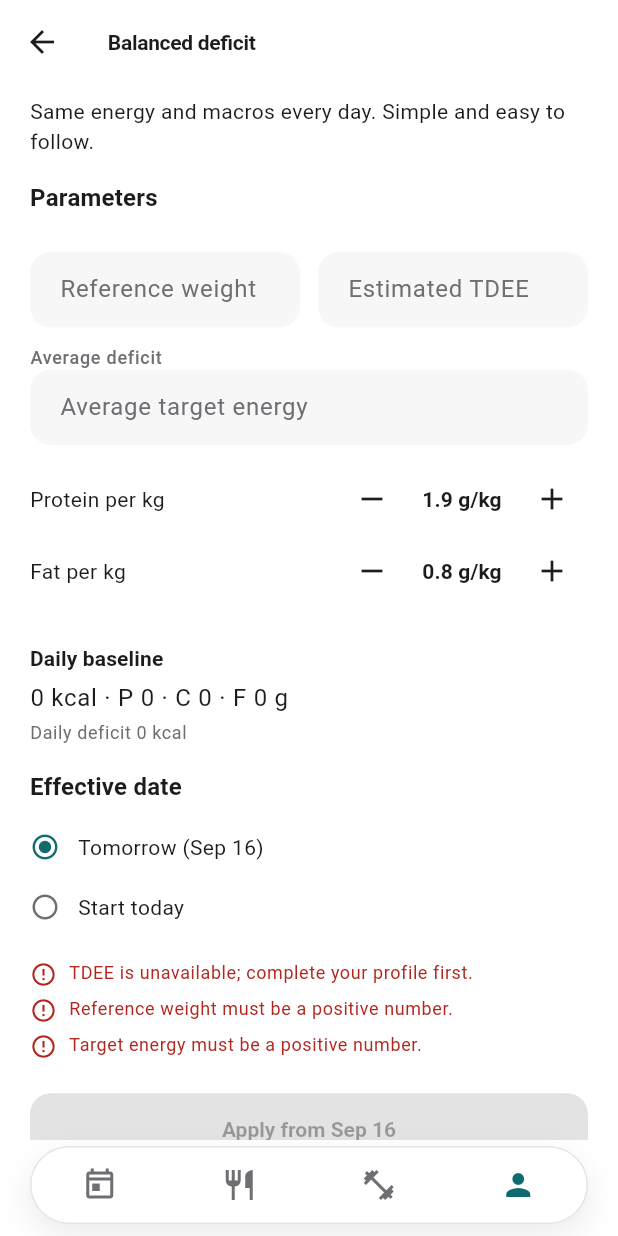
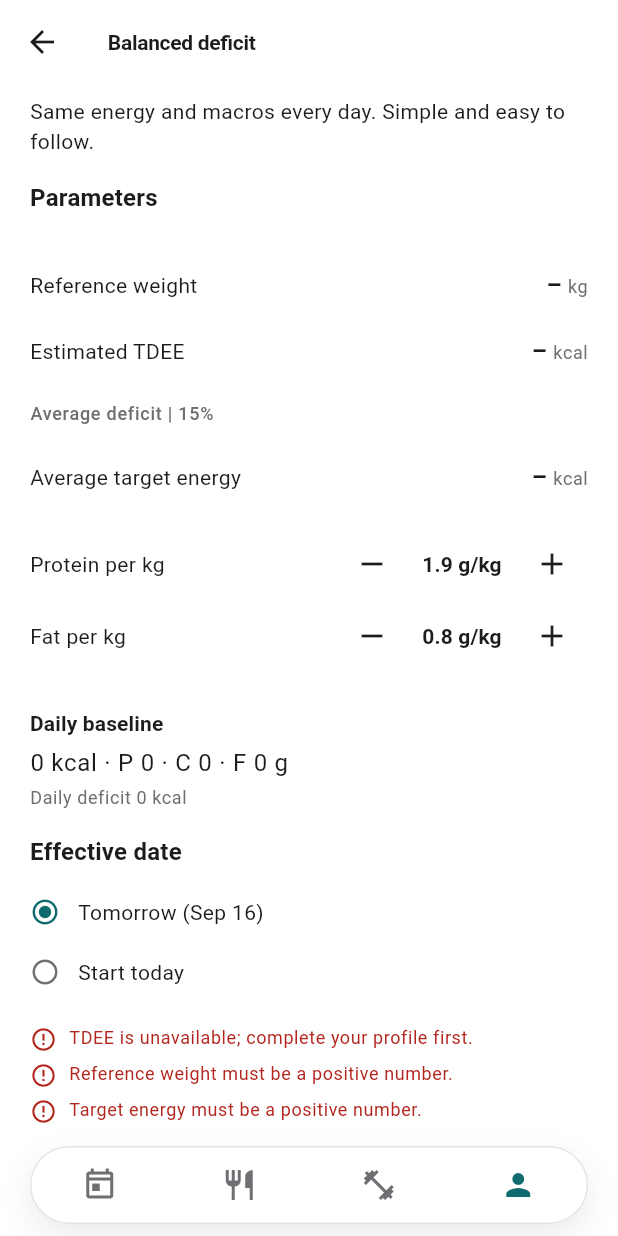
Before and after one commit to Gryvaen/FitnessPlan, a Flutter app: the StrategyConfigurePage screen opened by its route, after a tap on the "remove" icon, on a phone screen of 412 x 824 dp. Run offline on Flutter 3.47's test engine with Material 3 defaults, Android fonts, the phone set to English and light mode, and no system bars; our stand-ins replace drift, file_picker, fl_chart, flutter_local_notifications, flutter_riverpod, go_router and 6 more; missing offline and left inert: health; accounts and stored records are empty; generated files the repository leaves out were written again.

Commit message:
refactor(strategy): 配置页体重/TDEE/目标能量改为只读档案值
Co-authored-by: Cursor <cursoragent@cursor.com>

```diff
--- a/lib/ui/strategy/strategy_configure_page.dart
+++ b/lib/ui/strategy/strategy_configure_page.dart
@@ -28,10 +28,6 @@ class StrategyConfigurePage extends ConsumerStatefulWidget {
 }
 
 class _StrategyConfigurePageState extends ConsumerState<StrategyConfigurePage> {
-  late final TextEditingController _weightCtrl;
-  late final TextEditingController _tdeeCtrl;
-  late final TextEditingController _energyCtrl;
-
   double _deficit = StrategyRules.defaultDeficitFraction;
   double _proteinPerKg = StrategyRules.defaultProteinPerKg;
   double _fatPerKg = StrategyRules.defaultFatPerKg;
@@ -72,30 +68,9 @@ class _StrategyConfigurePageState extends ConsumerState<StrategyConfigurePage> {
     return effective;
   }
 
-  @override
-  void initState() {
-    super.initState();
-    _weightCtrl = TextEditingController();
-    _tdeeCtrl = TextEditingController();
-    _energyCtrl = TextEditingController();
-  }
-
-  @override
-  void dispose() {
-    _weightCtrl.dispose();
-    _tdeeCtrl.dispose();
-    _energyCtrl.dispose();
-    super.dispose();
-  }
-
   void _initFrom(DietStrategyPlan? active) {
     if (_initialised) return;
     _initialised = true;
-    final profile = ref.read(profileProvider);
-    final w = active?.referenceWeightKg ?? profile?.weightKg ?? 0;
-    final t = active?.estimatedTdee ?? profile?.tdee ?? 0;
-    _weightCtrl.text = w > 0 ? w.toStringAsFixed(1) : '';
-    _tdeeCtrl.text = t > 0 ? t.round().toString() : '';
     if (active != null) {
       _deficit = active.deficitFraction.clamp(
         StrategyRules.minDeficitFraction,
@@ -120,36 +95,11 @@ class _StrategyConfigurePageState extends ConsumerState<StrategyConfigurePage> {
         }
       }
     }
-    _syncEnergyFromDeficit();
   }
 
-  /// Carb cycling always reads the reference weight straight from the
-  /// profile (no manual override); other strategies use the editable field.
-  double get _weight => _isCarbCycle
-      ? (ref.read(profileProvider)?.weightKg ?? 0)
-      : double.tryParse(_weightCtrl.text.trim()) ?? 0;
-  double get _tdee => double.tryParse(_tdeeCtrl.text.trim()) ?? 0;
-  double get _energy => double.tryParse(_energyCtrl.text.trim()) ?? 0;
-
-  void _syncEnergyFromDeficit() {
-    final t = _tdee;
-    if (t > 0) {
-      _energyCtrl.text = (t * (1 - _deficit)).round().toString();
-    }
-  }
-
-  void _onEnergyEdited(String raw) {
-    final e = double.tryParse(raw.trim());
-    final t = _tdee;
-    if (e == null || t <= 0) return;
-    final d = 1 - e / t;
-    setState(() {
-      _deficit = d.clamp(
-        StrategyRules.minDeficitFraction - 0.05,
-        StrategyRules.maxDeficitFraction + 0.05,
-      );
-    });
-  }
+  double get _weight => ref.read(profileProvider)?.weightKg ?? 0;
+  double get _tdee => ref.read(profileProvider)?.tdee ?? 0;
+  double get _energy => _tdee * (1 - _deficit);
 
   StrategyBaseline get _baseline => StrategyBaseline.fromTargetEnergy(
     referenceWeightKg: _weight,
@@ -172,9 +122,7 @@ class _StrategyConfigurePageState extends ConsumerState<StrategyConfigurePage> {
       kind: widget.kind,
       effectiveFrom: _effectiveFrom,
       referenceWeightKg: _weight,
-      estimatedTdee: isCarbCycle
-          ? (ref.read(profileProvider)?.tdee ?? 0)
-          : _tdee,
+      estimatedTdee: _tdee,
       baseEnergy: isCarbCycle
           ? CarbCyclePlanner.compute(
               referenceWeightKg: _weight,
@@ -208,59 +156,22 @@ class _StrategyConfigurePageState extends ConsumerState<StrategyConfigurePage> {
         : StrategyRules.taperObservationDays;
   }
 
-  /// Deficit slider in kcal within the selectable band; percent tracks the
-  /// thumb horizontally so it stays under the current value.
-  Widget _buildDeficitSlider(
-    AppLocalizations l10n,
-    ThemeData theme,
-    double tdee,
-  ) {
-    // Interior of the 10%–20% band. Endpoints are excluded so whole-kcal
-    // rounding does not push the stored fraction just outside
-    // [minDeficitFraction, maxDeficitFraction].
-    const minFrac = 0.11;
-    const maxFrac = 0.19;
+  /// Deficit slider in kcal within the selectable band.
+  Widget _buildDeficitSlider(double tdee) {
+    const minFrac = StrategyRules.minDeficitFraction;
+    const maxFrac = StrategyRules.maxDeficitFraction;
     final minKcal = tdee * minFrac;
     final maxKcal = tdee * maxFrac;
     final deficitKcal = (tdee * _deficit).clamp(minKcal, maxKcal);
-    final trackT = maxKcal > minKcal
-        ? ((deficitKcal - minKcal) / (maxKcal - minKcal)).clamp(0.0, 1.0)
-        : 0.0;
-    final percentText = l10n.deficitFractionPercent((_deficit * 100).round());
-    return Column(
-      crossAxisAlignment: CrossAxisAlignment.stretch,
-      children: [
-        Slider(
+    return Slider(
       value: deficitKcal,
       min: minKcal,
       max: maxKcal,
-          divisions: 8,
+      divisions: 10,
       label: '${deficitKcal.round()} kcal',
       onChanged: (v) => setState(() {
         _deficit = v / tdee;
-            _syncEnergyFromDeficit();
       }),
-        ),
-        Builder(
-          builder: (context) {
-            // Match Material Slider track insets (half overlay width).
-            final overlay = SliderTheme.of(context).overlayShape ??
-                const RoundSliderOverlayShape();
-            final pad = overlay.getPreferredSize(true, false).width / 2;
-            return Padding(
-              padding: EdgeInsets.symmetric(horizontal: pad),
-              child: Align(
-                alignment: Alignment(2 * trackT - 1, 0),
-                child: Text(percentText, style: theme.textTheme.bodySmall),
-              ),
-            );
-          },
-        ),
-        Text(
-          l10n.energyBoundsHint(minKcal.round(), maxKcal.round()),
-          style: theme.textTheme.bodySmall,
-        ),
-      ],
     );
   }
 
@@ -275,7 +186,7 @@ class _StrategyConfigurePageState extends ConsumerState<StrategyConfigurePage> {
       ScaffoldMessenger.of(
         context,
       ).showSnackBar(SnackBar(content: Text(l10n.strategyApplied)));
-      context.go('/profile/nutrition');
+      context.go('/profile');
     } catch (e) {
       if (!mounted) return;
       ScaffoldMessenger.of(
@@ -321,9 +232,7 @@ class _StrategyConfigurePageState extends ConsumerState<StrategyConfigurePage> {
     return AppChromeScaffold(
       appBar: AppBar(
         title: Text(widget.kind.label(l10n)),
-        // 策略配置是从 Me 进入的独立操作流，退出时直接回到 Me，
-        // 不再要求用户依次返回「策略选择」和「营养目标」页面。
-        leading: BackButton(onPressed: () => context.go('/profile')),
+        leading: BackButton(onPressed: () => context.pop()),
       ),
       body: ListView(
         padding: EdgeInsets.fromLTRB(
@@ -339,10 +248,25 @@ class _StrategyConfigurePageState extends ConsumerState<StrategyConfigurePage> {
           ),
           const SizedBox(height: AppSpacing.card),
           // ------------------------------------------------ parameters
-          if (!_isCarbCycle) ...[
           Text(l10n.strategyParameters, style: theme.textTheme.titleMedium),
           const SizedBox(height: AppSpacing.section),
+          Column(
+            children: [
+              _ReadOnlyMetric(
+                key: const ValueKey('strategyReferenceWeight'),
+                label: l10n.referenceWeightKg,
+                value: _weight > 0 ? _weight.toStringAsFixed(1) : '–',
+                unit: 'kg',
+              ),
+              _ReadOnlyMetric(
+                key: const ValueKey('strategyEstimatedTdee'),
+                label: l10n.estimatedTdee,
+                value: _tdee > 0 ? _tdee.round().toString() : '–',
+                unit: 'kcal',
+              ),
             ],
+          ),
+          const SizedBox(height: AppSpacing.field),
           if (_isCarbCycle) ...[
             Text(
               l10n.cycleLengthLabel,
@@ -447,50 +371,18 @@ class _StrategyConfigurePageState extends ConsumerState<StrategyConfigurePage> {
               onChanged: (v) => setState(() => _highFatPerKg = v),
             ),
           ] else ...[
-            Row(
-              children: [
-                Expanded(
-                  child: TextField(
-                    controller: _weightCtrl,
-                    keyboardType: const TextInputType.numberWithOptions(
-                      decimal: true,
-                    ),
-                    decoration: InputDecoration(
-                      labelText: l10n.referenceWeightKg,
-                      suffixText: 'kg',
-                    ),
-                    onChanged: (_) => setState(() {}),
-                  ),
-                ),
-                const SizedBox(width: AppSpacing.field),
-                Expanded(
-                  child: TextField(
-                    controller: _tdeeCtrl,
-                    keyboardType: TextInputType.number,
-                    decoration: InputDecoration(
-                      labelText: l10n.estimatedTdee,
-                      suffixText: 'kcal',
-                    ),
-                    onChanged: (_) => setState(_syncEnergyFromDeficit),
-                  ),
-                ),
-              ],
-            ),
-            const SizedBox(height: AppSpacing.field),
             Text(
-              l10n.deficitFractionLabel,
+              '${l10n.deficitFractionLabel} | '
+              '${l10n.deficitFractionPercent((_deficit * 100).round())}',
               style: theme.textTheme.fieldLabel,
             ),
-            if (baseline.tdee > 0)
-              _buildDeficitSlider(l10n, theme, baseline.tdee),
-            TextField(
-              controller: _energyCtrl,
-              keyboardType: TextInputType.number,
-              decoration: InputDecoration(
-                labelText: l10n.averageTargetEnergy,
-                suffixText: 'kcal',
-              ),
-              onChanged: _onEnergyEdited,
+            if (baseline.tdee > 0) _buildDeficitSlider(baseline.tdee),
+            const SizedBox(height: AppSpacing.field),
+            _ReadOnlyMetric(
+              key: const ValueKey('strategyAverageTargetEnergy'),
+              label: l10n.averageTargetEnergy,
+              value: _energy > 0 ? _energy.round().toString() : '–',
+              unit: 'kcal',
             ),
             const SizedBox(height: AppSpacing.field),
             _StepperRow(
@@ -595,6 +487,65 @@ class _StrategyConfigurePageState extends ConsumerState<StrategyConfigurePage> {
           const SizedBox(height: AppSpacing.section),
           Text(l10n.strategyDisclaimer, style: theme.textTheme.bodySmall),
         ],
+      ),
+    );
+  }
+}
+
+class _ReadOnlyMetric extends StatelessWidget {
+  const _ReadOnlyMetric({
+    super.key,
+    required this.label,
+    required this.value,
+    required this.unit,
+  });
+
+  final String label;
+  final String value;
+  final String unit;
+
+  @override
+  Widget build(BuildContext context) {
+    final theme = Theme.of(context);
+    return Semantics(
+      readOnly: true,
+      label: label,
+      value: '$value $unit',
+      child: ExcludeSemantics(
+        child: Padding(
+          padding: const EdgeInsets.symmetric(vertical: 10),
+          child: Row(
+            crossAxisAlignment: CrossAxisAlignment.center,
+            children: [
+              Expanded(
+                child: Text(
+                  label,
+                  maxLines: 1,
+                  overflow: TextOverflow.ellipsis,
+                  style: theme.textTheme.bodyMedium,
+                ),
+              ),
+              const SizedBox(width: AppSpacing.field),
+              Row(
+                crossAxisAlignment: CrossAxisAlignment.baseline,
+                textBaseline: TextBaseline.alphabetic,
+                children: [
+                  Text(
+                    value,
+                    style: theme.textTheme.titleMedium?.copyWith(
+                      fontWeight: FontWeight.w700,
+                    ),
+                  ),
+                  const SizedBox(width: 4),
+                  Text(
+                    unit,
+                    style: theme.textTheme.bodySmall,
+                  ),
+                ],
+              ),
+            ],
+          ),
+        ),
       ),
     );
   }
```
Also changed, not shown: 1 other file. Lines whose indentation alone changed are shown as unchanged.
